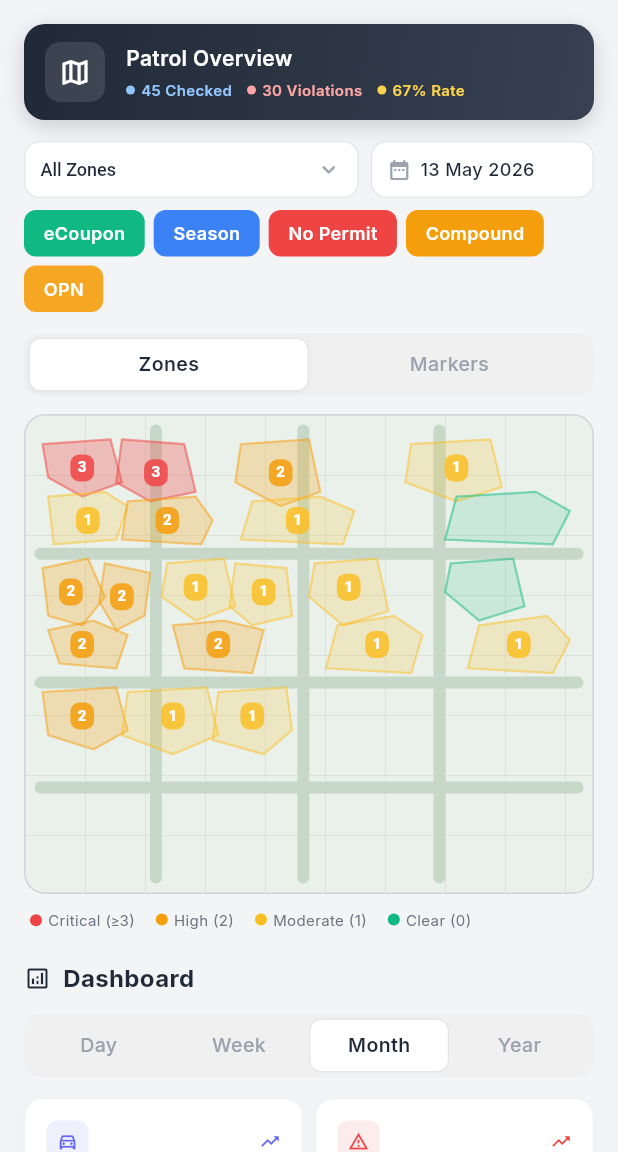
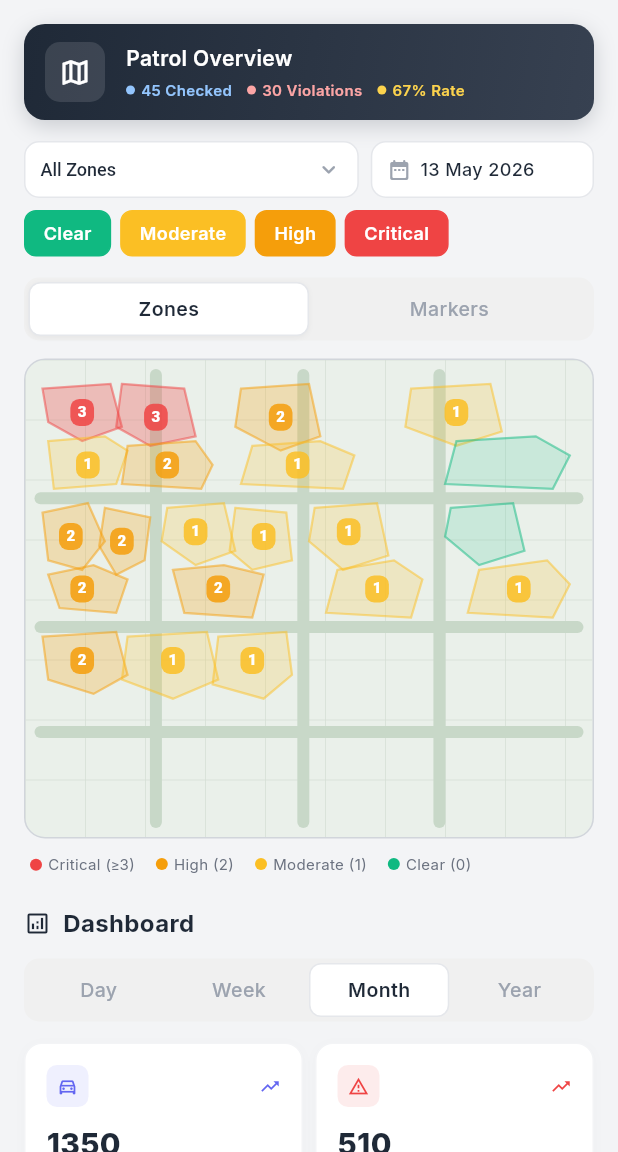
Before and after one commit to matrixwork1/Enforsys_UI_Draft1, a Flutter app: the EnforcementHeatmapScreen screen opened directly, on a phone screen of 412 x 824 dp, the part 84-1236 px from its top. Run offline on Flutter 3.47's test engine with Material 3 defaults, Android fonts, the phone set to English and light mode, and no system bars; our stand-ins replace camera, google_fonts, image_picker, sensors_plus.

Commit message:
feat: add dynamic zone severity filters to heatmap

```diff
--- a/lib/screens/enforcement_heatmap/enforcement_heatmap_screen.dart
+++ b/lib/screens/enforcement_heatmap/enforcement_heatmap_screen.dart
@@ -27,6 +27,7 @@ class _EnforcementHeatmapScreenState extends State<EnforcementHeatmapScreen> {
   String? _selectedLocation;
   DateTime _selectedDate = DateTime.now();
   final Set<PlateStatus> _activeStatusFilters = PlateStatus.values.toSet();
+  final Set<ZoneSeverity> _activeZoneFilters = ZoneSeverity.values.toSet();
   int? _selectedZoneIndex;
   int? _selectedMarkerZoneIdx;
   int? _selectedMarkerPlateIdx;
@@ -147,6 +148,7 @@ class _EnforcementHeatmapScreenState extends State<EnforcementHeatmapScreen> {
 
             // ── Filters ─────────────────────────────────────────
             HeatmapFilterBar(
+              isZoneView: _isZoneView,
               selectedLocation: _selectedLocation,
               onLocationChanged: (v) => setState(() {
                 _selectedLocation = v;
@@ -165,6 +167,16 @@ class _EnforcementHeatmapScreenState extends State<EnforcementHeatmapScreen> {
                   }
                 } else {
                   _activeStatusFilters.add(status);
+                }
+              }),
+              activeZoneFilters: _activeZoneFilters,
+              onZoneFilterToggled: (severity) => setState(() {
+                if (_activeZoneFilters.contains(severity)) {
+                  if (_activeZoneFilters.length > 1) {
+                    _activeZoneFilters.remove(severity);
+                  }
+                } else {
+                  _activeZoneFilters.add(severity);
                 }
               }),
             ),
@@ -187,6 +199,7 @@ class _EnforcementHeatmapScreenState extends State<EnforcementHeatmapScreen> {
               zones: filteredZones,
               showZones: _isZoneView,
               activeStatusFilters: _activeStatusFilters,
+              activeZoneFilters: _activeZoneFilters,
               selectedZoneIndex: _selectedZoneIndex,
               selectedMarkerZoneIdx: _selectedMarkerZoneIdx,
               selectedMarkerPlateIdx: _selectedMarkerPlateIdx,
--- a/lib/screens/enforcement_heatmap/widgets/heatmap_filter_bar.dart
+++ b/lib/screens/enforcement_heatmap/widgets/heatmap_filter_bar.dart
@@ -6,21 +6,27 @@ import '../enforcement_heatmap_data.dart';
 /// Styled to match CompoundsPage filter patterns (solid-fill chips,
 /// prominent borders, proper height).
 class HeatmapFilterBar extends StatelessWidget {
+  final bool isZoneView;
   final String? selectedLocation;
   final ValueChanged<String?> onLocationChanged;
   final DateTime selectedDate;
   final ValueChanged<DateTime> onDateChanged;
   final Set<PlateStatus> activeStatusFilters;
   final ValueChanged<PlateStatus> onStatusToggled;
+  final Set<ZoneSeverity> activeZoneFilters;
+  final ValueChanged<ZoneSeverity> onZoneFilterToggled;
 
   const HeatmapFilterBar({
     super.key,
+    required this.isZoneView,
     required this.selectedLocation,
     required this.onLocationChanged,
     required this.selectedDate,
     required this.onDateChanged,
     required this.activeStatusFilters,
     required this.onStatusToggled,
+    required this.activeZoneFilters,
+    required this.onZoneFilterToggled,
   });
 
   @override
@@ -110,13 +116,21 @@ class HeatmapFilterBar extends StatelessWidget {
         ),
         const SizedBox(height: 8),
 
-        // Row 2: Status filter chips — solid fill like CompoundsPage _FilterChip
+        // Row 2: Dynamic filter chips (Zone vs Marker)
         SizedBox(
           width: double.infinity,
           child: Wrap(
             spacing: 6,
             runSpacing: 6,
-            children: PlateStatus.values.map((status) {
+            children: isZoneView ? _buildZoneFilters() : _buildMarkerFilters(),
+          ),
+        ),
+      ],
+    );
+  }
+
+  List<Widget> _buildMarkerFilters() {
+    return PlateStatus.values.map((status) {
       final isActive = activeStatusFilters.contains(status);
       final color = plateStatusColor(status);
       return GestureDetector(
@@ -137,18 +151,55 @@ class HeatmapFilterBar extends StatelessWidget {
             style: TextStyle(
               fontSize: 12,
               fontWeight: FontWeight.w600,
-                      color: isActive
-                          ? Colors.white
-                          : const Color(0xFF6B7280),
+              color: isActive ? Colors.white : const Color(0xFF6B7280),
             ),
           ),
         ),
       );
-            }).toList(),
+    }).toList();
+  }
+
+  List<Widget> _buildZoneFilters() {
+    return ZoneSeverity.values.map((severity) {
+      final isActive = activeZoneFilters.contains(severity);
+      final color = zoneSeverityColor(severity);
+      return GestureDetector(
+        onTap: () => onZoneFilterToggled(severity),
+        child: Container(
+          padding:
+              const EdgeInsets.symmetric(horizontal: 12, vertical: 6),
+          decoration: BoxDecoration(
+            color: isActive ? color : Colors.white,
+            borderRadius: BorderRadius.circular(8),
+            border: Border.all(
+              color: isActive ? color : const Color(0xFFE5E7EB),
+              width: 1,
             ),
           ),
-      ],
+          child: Text(
+            _severityLabel(severity),
+            style: TextStyle(
+              fontSize: 12,
+              fontWeight: FontWeight.w600,
+              color: isActive ? Colors.white : const Color(0xFF6B7280),
+            ),
+          ),
+        ),
       );
+    }).toList();
+  }
+
+  String _severityLabel(ZoneSeverity severity) {
+    switch (severity) {
+      case ZoneSeverity.clear:
+        return 'Clear';
+      case ZoneSeverity.moderate:
+        return 'Moderate';
+      case ZoneSeverity.high:
+        return 'High';
+      case ZoneSeverity.critical:
+        return 'Critical';
+    }
   }
 
   Future<void> _pickDate(BuildContext context) async {
--- a/lib/screens/enforcement_heatmap/widgets/heatmap_map_widget.dart
+++ b/lib/screens/enforcement_heatmap/widgets/heatmap_map_widget.dart
@@ -8,6 +8,7 @@ class HeatmapMapWidget extends StatelessWidget {
   final List<EnforcementZone> zones;
   final bool showZones; // true = polygon view, false = marker view
   final Set<PlateStatus> activeStatusFilters;
+  final Set<ZoneSeverity> activeZoneFilters;
   final int? selectedZoneIndex;
   final int? selectedMarkerZoneIdx;
   final int? selectedMarkerPlateIdx;
@@ -19,6 +20,7 @@ class HeatmapMapWidget extends StatelessWidget {
     required this.zones,
     required this.showZones,
     required this.activeStatusFilters,
+    required this.activeZoneFilters,
     this.selectedZoneIndex,
     this.selectedMarkerZoneIdx,
     this.selectedMarkerPlateIdx,
@@ -45,6 +47,7 @@ class HeatmapMapWidget extends StatelessWidget {
               zones: zones,
               showZones: showZones,
               activeStatusFilters: activeStatusFilters,
+              activeZoneFilters: activeZoneFilters,
               selectedZoneIndex: selectedZoneIndex,
               selectedMarkerZoneIdx: selectedMarkerZoneIdx,
               selectedMarkerPlateIdx: selectedMarkerPlateIdx,
@@ -66,6 +69,7 @@ class HeatmapMapWidget extends StatelessWidget {
     if (showZones) {
       // Find which zone polygon contains the tap
       for (int i = 0; i < zones.length; i++) {
+        if (!activeZoneFilters.contains(zones[i].severity)) continue;
         if (_pointInPolygon(Offset(normX, normY), zones[i].polygonPoints)) {
           onZoneTap?.call(i);
           return;
@@ -117,6 +121,7 @@ class _HeatmapPainter extends CustomPainter {
   final List<EnforcementZone> zones;
   final bool showZones;
   final Set<PlateStatus> activeStatusFilters;
+  final Set<ZoneSeverity> activeZoneFilters;
   final int? selectedZoneIndex;
   final int? selectedMarkerZoneIdx;
   final int? selectedMarkerPlateIdx;
@@ -125,6 +130,7 @@ class _HeatmapPainter extends CustomPainter {
     required this.zones,
     required this.showZones,
     required this.activeStatusFilters,
+    required this.activeZoneFilters,
     this.selectedZoneIndex,
     this.selectedMarkerZoneIdx,
     this.selectedMarkerPlateIdx,
@@ -194,6 +200,8 @@ class _HeatmapPainter extends CustomPainter {
   void _drawZones(Canvas canvas, Size size) {
     for (int i = 0; i < zones.length; i++) {
       final zone = zones[i];
+      if (!activeZoneFilters.contains(zone.severity)) continue;
+
       final color = zoneSeverityColor(zone.severity);
       final opacity = zoneSeverityOpacity(zone.severity);
       final isSelected = selectedZoneIndex == i;
```
Lines whose indentation alone changed are shown as unchanged.
